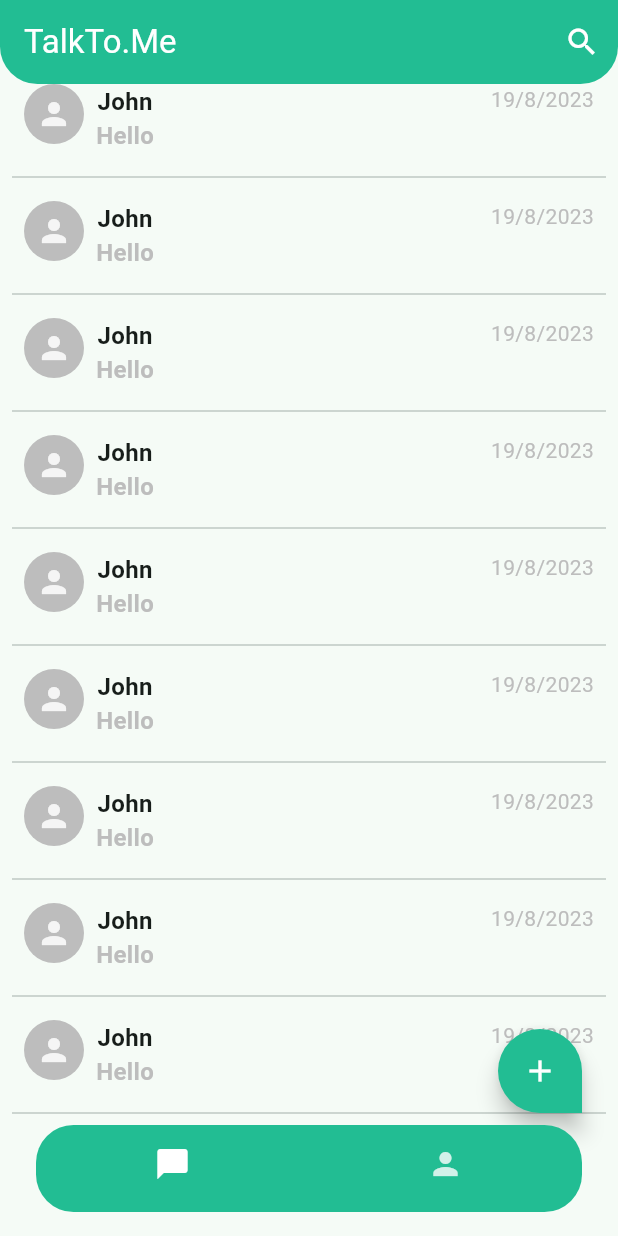
After one commit to ranakh2001/my_chat, a Flutter app: the screen it shows once a user with an empty profile is signed in, on a phone screen of 412 x 824 dp. The commit adds this screen. Run offline on Flutter 3.47's test engine with Material 2 defaults, Android fonts, the phone set to English and light mode, and no system bars; our stand-ins replace cloud_firestore, email_validator, firebase_auth, firebase_core; accounts and stored records are empty; network calls fail.

Commit message:
Most interfaces have been created

```diff
--- /dev/null
+++ b/lib/controllers/chatData.dart
@@ -0,0 +1,17 @@
+import 'package:flutter/material.dart';
+
+import '../screens/chats.dart';
+import '../screens/profile.dart';
+
+class ChatData extends ChangeNotifier {
+  int currentindex = 0;
+  final List<Widget> tabs = const [
+    ChatsView(),
+    ProfileView(),
+  ];
+
+  changeCurrentIndex(int index) {
+    currentindex = index;
+    notifyListeners();
+  }
+}
--- a/lib/main.dart
+++ b/lib/main.dart
@@ -1,6 +1,9 @@
 import 'package:firebase_core/firebase_core.dart';
 import 'package:flutter/material.dart';
 import 'package:my_chat/constants.dart';
+import 'package:my_chat/controllers/chatData.dart';
+import 'package:my_chat/screens/chat_screen.dart';
+import 'package:my_chat/screens/loading_screen.dart';
 import 'package:my_chat/screens/login.dart';
 import 'package:my_chat/screens/main_screen.dart';
 import 'package:my_chat/screens/signup.dart';
@@ -22,8 +25,9 @@ class MyApp extends StatelessWidget {
   @override
   Widget build(BuildContext context) {
     return ChangeNotifierProvider<AuthData>(
-      create: (context) =>AuthData() ,
-
+      create: (context) => AuthData(),
+      child: ChangeNotifierProvider<ChatData>(
+        create: (context) => ChatData(),
         child: MaterialApp(
           debugShowCheckedModeBanner: false,
           title: 'Flutter Demo',
@@ -31,12 +35,14 @@ class MyApp extends StatelessWidget {
             colorScheme: ColorScheme.fromSeed(seedColor: kPrinmaryColor),
             useMaterial3: true,
           ),
-        home:const LoginScreen(),
+          home: const LoadingScreen(),
           routes: {
-          LoginScreen.id:(context)=> const LoginScreen(),
-          SignUpScreen.id: (context) => const SignUpScreen(),
+            LoginScreen.id: (context) => LoginScreen(),
+            SignUpScreen.id: (context) => SignUpScreen(),
             MainScreen.id: (context) => const MainScreen(),
+            ChatScreen.id: (context) =>  ChatScreen()
           },
+        ),
       ),
     );
   }
--- /dev/null
+++ b/lib/screens/chats.dart
@@ -0,0 +1,99 @@
+import 'package:flutter/material.dart';
+import 'package:my_chat/constants.dart';
+
+import '../widgets/my_FAB.dart';
+import 'chat_screen.dart';
+
+class ChatsView extends StatelessWidget {
+  const ChatsView({super.key});
+
+  @override
+  Widget build(BuildContext context) {
+    return Stack(alignment: Alignment.bottomRight, children: [
+      NestedScrollView(
+          floatHeaderSlivers: true,
+          headerSliverBuilder: (context, innerBoxIsScrolled) {
+            return [
+              SliverAppBar(
+                shape: const RoundedRectangleBorder(
+                    borderRadius:
+                        BorderRadius.vertical(bottom: Radius.circular(25))),
+                floating: true,
+                backgroundColor: kPrinmaryColor,
+                title: const Text(
+                  "TalkTo.Me",
+                  style: TextStyle(color: Colors.white),
+                ),
+                actions: [
+                  IconButton(
+                      onPressed: () {},
+                      icon: const Icon(
+                        Icons.search,
+                        color: Colors.white,
+                      ))
+                ],
+              )
+            ];
+          },
+          body: ListView.separated(
+              itemBuilder: (context, index) {
+                return GestureDetector(
+                  onTap: () => Navigator.pushNamed(context, ChatScreen.id),
+                  child: Padding(
+                    padding: const EdgeInsets.symmetric(horizontal: 16.0),
+                    child: Row(
+                      crossAxisAlignment: CrossAxisAlignment.start,
+                      children: [
+                        CircleAvatar(
+                          backgroundColor: Colors.grey[400],
+                          child: Icon(
+                            Icons.person,
+                            color: Colors.grey[100],
+                          ),
+                        ),
+                        Padding(
+                          padding: const EdgeInsets.symmetric(horizontal: 8.0),
+                          child: Column(
+                            children: [
+                              const Text(
+                                "John",
+                                style: TextStyle(
+                                    fontSize: 16, fontWeight: FontWeight.bold),
+                              ),
+                              Text(
+                                "Hello",
+                                style: TextStyle(
+                                    color: Colors.grey[400],
+                                    fontSize: 16,
+                                    fontWeight: FontWeight.bold),
+                              ),
+                            ],
+                          ),
+                        ),
+                        const Spacer(),
+                        Column(
+                          children: [
+                            Text(
+                              "19/8/2023",
+                              style: TextStyle(color: Colors.grey[400]),
+                            )
+                          ],
+                        )
+                      ],
+                    ),
+                  ),
+                );
+              },
+              separatorBuilder: (context, index) {
+                return const Padding(
+                  padding: EdgeInsets.all(8.0),
+                  child: Divider(),
+                );
+              },
+              itemCount: 10)),
+      MyFAB(
+        onTap: () {},
+      ),
+    ]);
+  }
+}
--- /dev/null
+++ b/lib/screens/loading_screen.dart
@@ -0,0 +1,22 @@
+import 'package:flutter/material.dart';
+import 'package:my_chat/controllers/authData.dart';
+import 'package:my_chat/screens/login.dart';
+import 'package:my_chat/screens/main_screen.dart';
+import 'package:provider/provider.dart';
+
+class LoadingScreen extends StatelessWidget {
+  const LoadingScreen({super.key});
+
+  @override
+  Widget build(BuildContext context) {
+    return StreamBuilder(
+        stream: Provider.of<AuthData>(context).authStateChanges,
+        builder: (context, snapshot) {
+          if (snapshot.hasData) {
+            return const MainScreen();
+          } else {
+            return LoginScreen();
+          }
+        });
+  }
+}
--- a/lib/screens/main_screen.dart
+++ b/lib/screens/main_screen.dart
@@ -1,28 +1,27 @@
 import 'package:flutter/material.dart';
-import 'package:my_chat/controllers/authData.dart';
-import 'package:my_chat/screens/login.dart';
+import 'package:my_chat/controllers/chatData.dart';
 import 'package:provider/provider.dart';
 
+import '../widgets/custom_bottom_nav_bar.dart';
+
+// ignore: must_be_immutable
 class MainScreen extends StatelessWidget {
   static const id = '/mainScreen';
+
   const MainScreen({super.key});
 
   @override
   Widget build(BuildContext context) {
     return Scaffold(
-      body: Center(
-          child: Column(
-        mainAxisAlignment: MainAxisAlignment.center,
-        children: [
-          Text(Provider.of<AuthData>(context).user!.email!),
-          ElevatedButton(
-              onPressed: () {
-                Provider.of<AuthData>(context,listen: false).signout();
-                Navigator.pushReplacementNamed(context, LoginScreen.id);
-              },
-              child: Text('signout'))
-        ],
-      )),
+      body: Provider.of<ChatData>(context)
+          .tabs[Provider.of<ChatData>(context).currentindex],
+      bottomNavigationBar: CustomBottomNavigationBar(
+        currentIndex: Provider.of<ChatData>(context).currentindex,
+        onTap: (index) {
+          Provider.of<ChatData>(context, listen: false)
+              .changeCurrentIndex(index);
+        },
+      ),
     );
   }
 }
--- /dev/null
+++ b/lib/widgets/custom_bottom_nav_bar.dart
@@ -0,0 +1,39 @@
+// ignore_for_file: public_member_api_docs, sort_constructors_first
+import 'package:flutter/material.dart';
+
+import 'package:my_chat/constants.dart';
+
+class CustomBottomNavigationBar extends StatelessWidget {
+  final int currentIndex;
+  final Function(int)? onTap;
+  const CustomBottomNavigationBar({
+    Key? key,
+    required this.currentIndex,
+    this.onTap,
+  }) : super(key: key);
+
+  @override
+  Widget build(BuildContext context) {
+    return Padding(
+      padding: const EdgeInsets.fromLTRB(24.0, 0, 24.0, 16.0),
+      child: ClipRRect(
+        borderRadius: BorderRadius.circular(25),
+        child: BottomNavigationBar(
+            onTap: onTap,
+            currentIndex: currentIndex,
+            showSelectedLabels: false,
+            showUnselectedLabels: false,
+            elevation: 0,
+            selectedItemColor: Colors.white,
+            unselectedItemColor: kSecondryColor,
+            backgroundColor: kPrinmaryColor,
+            items: const [
+              BottomNavigationBarItem(
+                  icon: Icon(Icons.messenger), label: 'messages'),
+              BottomNavigationBarItem(
+                  icon: Icon(Icons.person), label: 'profile')
+            ]),
+      ),
+    );
+  }
+}
--- /dev/null
+++ b/lib/widgets/my_FAB.dart
@@ -0,0 +1,28 @@
+import 'package:flutter/material.dart';
+
+import '../constants.dart';
+
+class MyFAB extends StatelessWidget {
+  final Function() onTap;
+  const MyFAB({super.key, required this.onTap});
+
+  @override
+  Widget build(BuildContext context) {
+    return Padding(
+      padding: const EdgeInsets.symmetric(horizontal: 24.0, vertical: 8),
+      child: FloatingActionButton(
+        shape: const RoundedRectangleBorder(
+            borderRadius: BorderRadius.only(
+                topLeft: Radius.circular(50),
+                topRight: Radius.circular(50),
+                bottomLeft: Radius.circular(50))),
+        backgroundColor: kPrinmaryColor,
+        onPressed: onTap,
+        child: const Icon(
+          Icons.add,
+          color: Colors.white,
+        ),
+      ),
+    );
+  }
+}
--- a/pubspec.yaml
+++ b/pubspec.yaml
@@ -39,6 +39,7 @@ dependencies:
   firebase_core: ^2.15.0
   firebase_auth: ^4.7.2
   cloud_firestore: ^4.8.4
+  email_validator: ^2.1.17
 
 dev_dependencies:
   flutter_test:
```
Also changed, not shown: lib/controllers/authData.dart (+7 -5 lines), lib/screens/chat_screen.dart (added, +79 -0 lines), lib/screens/login.dart (+28 -26 lines), lib/screens/profile.dart (added, +18 -0 lines), lib/screens/signup.dart (+59 -37 lines), lib/widgets/message_textField.dart (added, +29 -0 lines), lib/widgets/my_text_field.dart (+5 -2 lines), lib/constants.dart (line endings or trailing spaces), pubspec.lock. Lines whose indentation alone changed are shown as unchanged.
